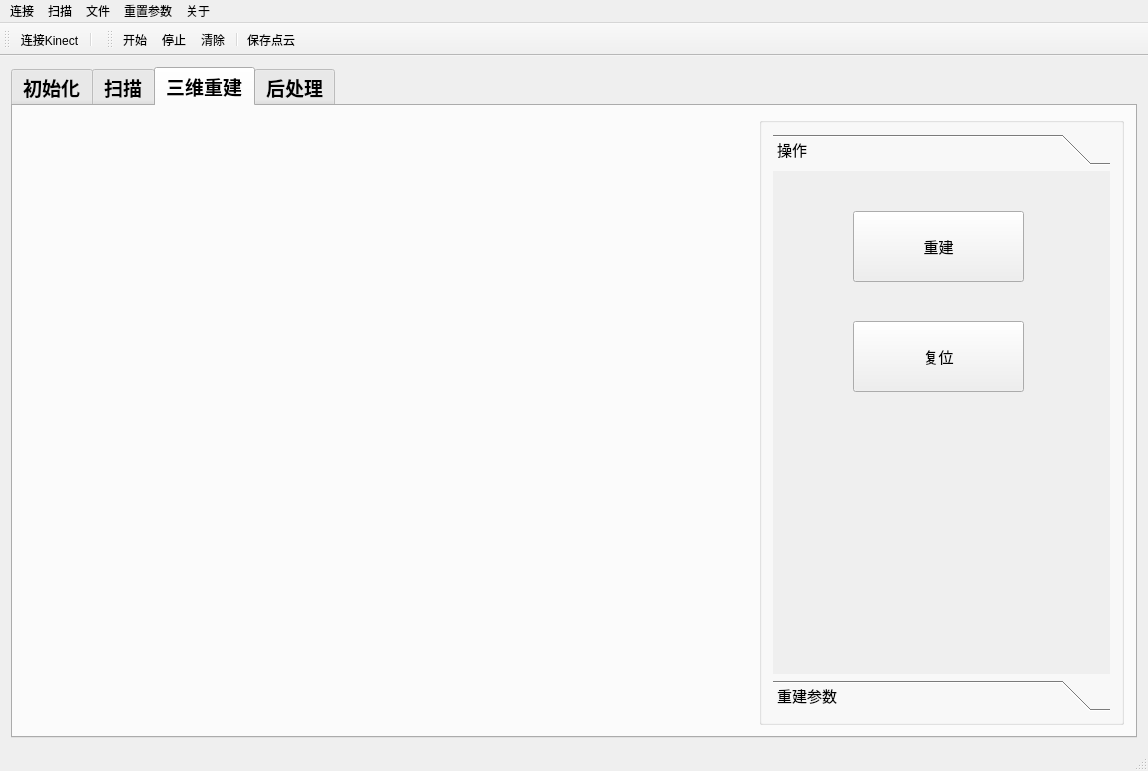
Old version of the form KFScanner/mainform.ui in the repository hanxiaomax/fusionscanner.
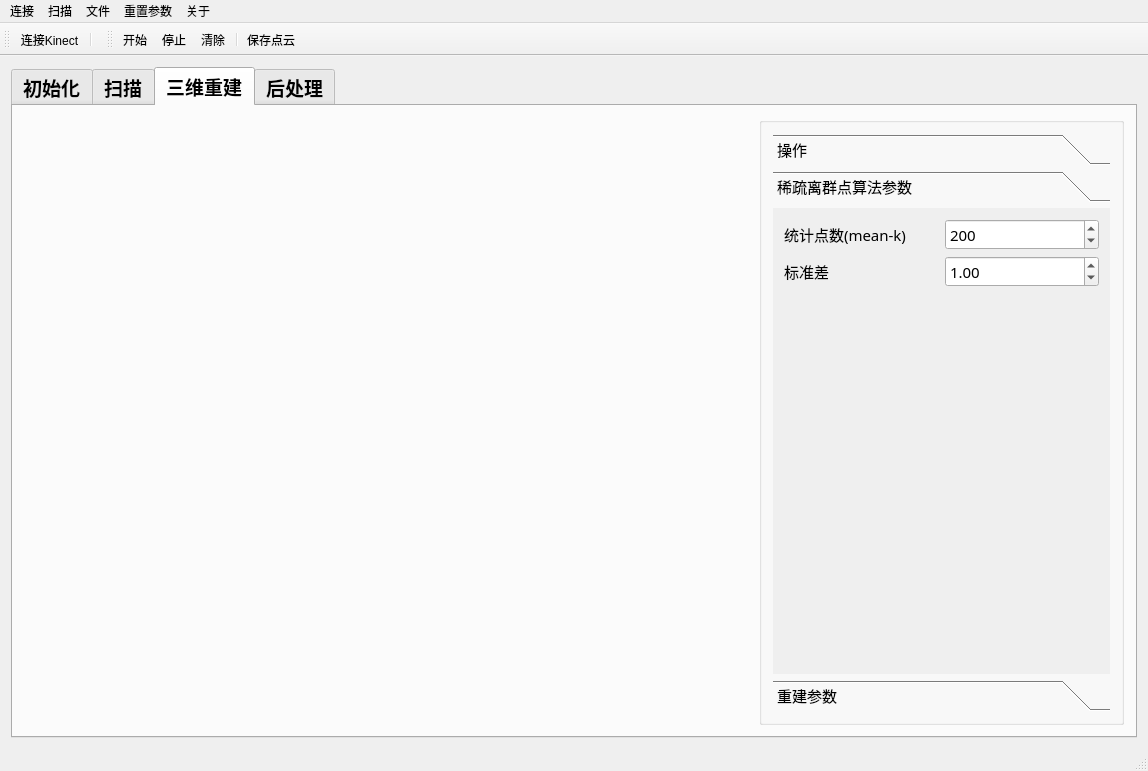
New version of the form. The open tabs and pages were chosen to show the change. Icons and pictures are not drawn. Custom widgets are drawn as their Qt base class.

Commit message: 离群点滤波

```diff
--- a/KFScanner/mainform.ui
+++ b/KFScanner/mainform.ui
@@ -1563,7 +1563,7 @@
              <string/>
             </property>
             <layout class="QGridLayout" name="gridLayout_6">
-             <item row="0" column="1">
+             <item row="0" column="0">
               <widget class="QToolBox" name="toolBox">
                <property name="font">
                 <font>
@@ -1574,7 +1574,7 @@
                 </font>
                </property>
                <property name="currentIndex">
-                <number>0</number>
+                <number>1</number>
                </property>
                <widget class="QWidget" name="page_3">
                 <property name="geometry">
@@ -1588,32 +1588,105 @@
                 <attribute name="label">
                  <string>操作</string>
                 </attribute>
-                <widget class="QPushButton" name="pushButton">
+                <widget class="QWidget" name="layoutWidget">
                  <property name="geometry">
                   <rect>
-                   <x>80</x>
-                   <y>40</y>
-                   <width>171</width>
-                   <height>71</height>
+                   <x>10</x>
+                   <y>20</y>
+                   <width>131</width>
+                   <height>171</height>
                   </rect>
                  </property>
-                 <property name="text">
-                  <string>重建</string>
-                 </property>
+                 <layout class="QVBoxLayout" name="verticalLayout_10">
+                  <item>
+                   <widget class="QPushButton" name="outremoveBtn">
+                    <property name="text">
+                     <string>离群点过滤</string>
+                    </property>
+                   </widget>
+                  </item>
+                  <item>
+                   <widget class="QPushButton" name="pushButton">
+                    <property name="text">
+                     <string>重建</string>
+                    </property>
+                   </widget>
+                  </item>
+                  <item>
+                   <widget class="QPushButton" name="pushButton_2">
+                    <property name="text">
+                     <string>复位</string>
+                    </property>
+                   </widget>
+                  </item>
+                 </layout>
                 </widget>
-                <widget class="QPushButton" name="pushButton_2">
-                 <property name="geometry">
-                  <rect>
-                   <x>80</x>
-                   <y>150</y>
-                   <width>171</width>
-                   <height>71</height>
-                  </rect>
-                 </property>
-                 <property name="text">
-                  <string>复位</string>
-                 </property>
-                </widget>
+               </widget>
+               <widget class="QWidget" name="outRemovePage">
+                <property name="geometry">
+                 <rect>
+                  <x>0</x>
+                  <y>0</y>
+                  <width>346</width>
+                  <height>485</height>
+                 </rect>
+                </property>
+                <attribute name="label">
+                 <string>稀疏离群点算法参数</string>
+                </attribute>
+                <layout class="QVBoxLayout" name="verticalLayout_11">
+                 <item>
+                  <layout class="QGridLayout" name="gridLayout_2">
+                   <item row="0" column="0">
+                    <widget class="QLabel" name="label_9">
+                     <property name="text">
+                      <string>统计点数(mean-k)</string>
+                     </property>
+                    </widget>
+                   </item>
+                   <item row="0" column="1">
+                    <widget class="QSpinBox" name="sb_meank">
+                     <property name="minimum">
+                      <number>1</number>
+                     </property>
+                     <property name="maximum">
+                      <number>1000</number>
+                     </property>
+                     <property name="value">
+                      <number>200</number>
+                     </property>
+                    </widget>
+                   </item>
+                   <item row="1" column="0">
+                    <widget class="QLabel" name="label_10">
+                     <property name="text">
+                      <string>标准差</string>
+                     </property>
+                    </widget>
+                   </item>
+                   <item row="1" column="1">
+                    <widget class="QDoubleSpinBox" name="sb_std_dev">
+                     <property name="value">
+                      <double>1.000000000000000</double>
+                     </property>
+                    </widget>
+                   </item>
+                  </layout>
+                 </item>
+                 <item>
+                  <spacer name="verticalSpacer_6">
+                   <property name="orientation">
+                    <enum>Qt::Vertical</enum>
+                   </property>
+                   <property name="sizeHint" stdset="0">
+                    <size>
+                     <width>20</width>
+                     <height>398</height>
+                    </size>
+                   </property>
+                  </spacer>
+                 </item>
+                </layout>
                </widget>
                <widget class="QWidget" name="page_4">
                 <property name="geometry">
```
Left out of the diff: 6 changed lines with no effect on the pictures. The commit also changes 18 other files.
